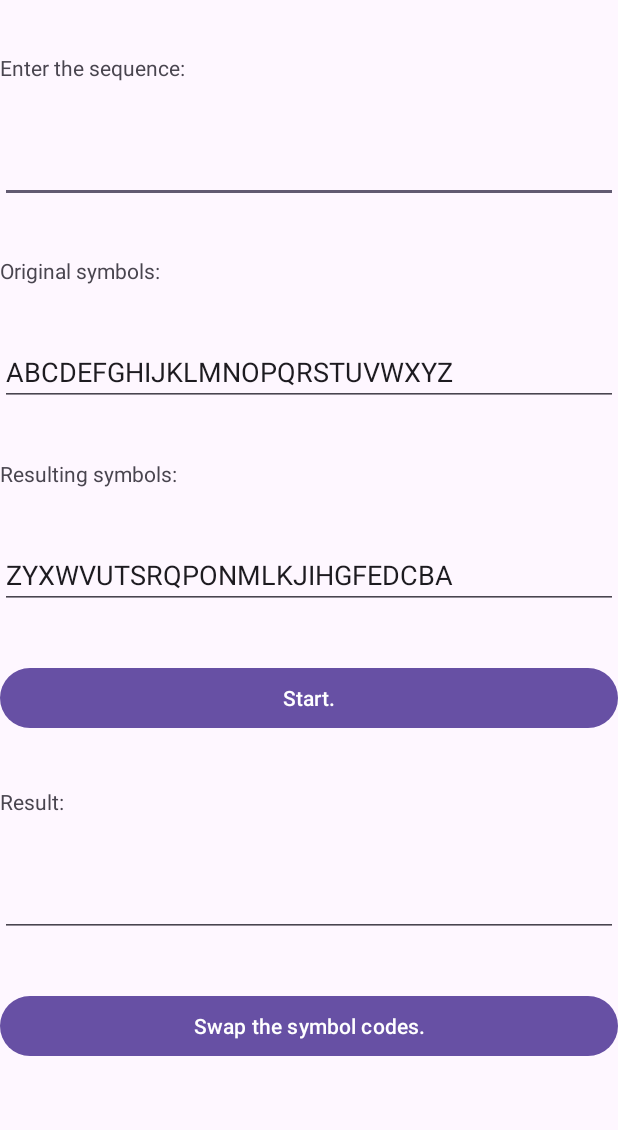
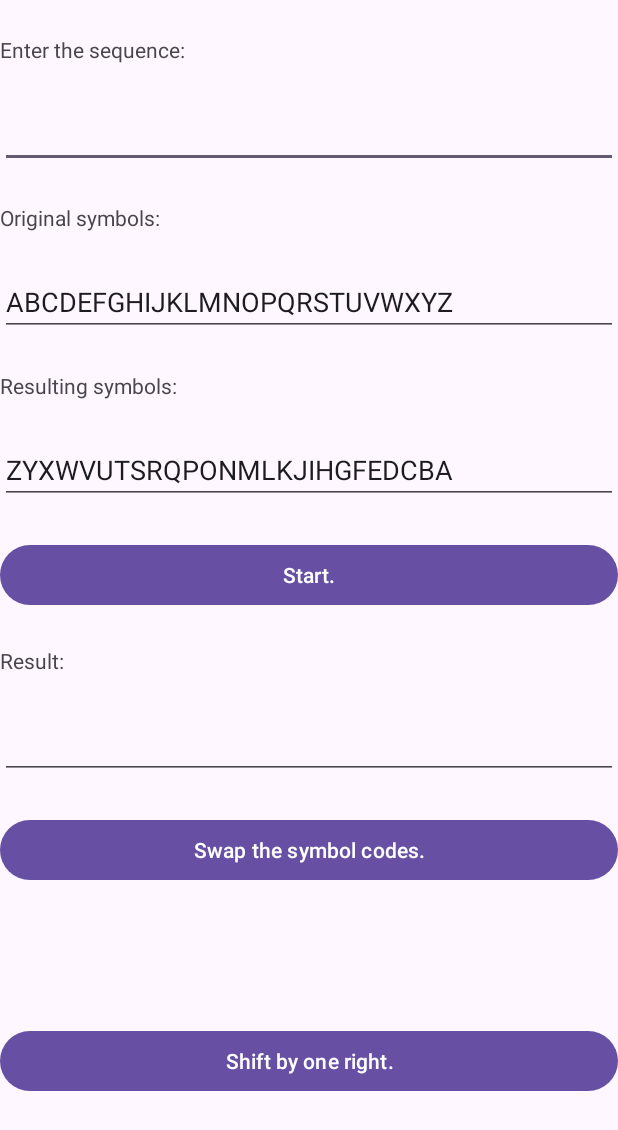
Before and after one commit to Revenge-of-Shadow/De-cipher, an Android app: the ReplacementActivity screen opened directly, with no data from a screen before it, after a tap on "Start.", on a phone screen of 412 x 824 dp. Shown: the top 1130 px of the screen. Run offline under Robolectric (Android 15) with nearby library versions, the phone set to English and light mode, and no system bars; our stand-ins replace navigation-ui.

Commit message:
Minor update. ASCII and Replacement were improved.

```diff
--- a/app/src/main/java/com/lonerltd/ReplacementActivity.java
+++ b/app/src/main/java/com/lonerltd/ReplacementActivity.java
@@ -23,25 +23,25 @@ import com.lonerltd.databinding.ActivitySimpleShiftBinding;
 
 public class ReplacementActivity extends AppCompatActivity {
 
-    Button btStart, btSwap;
+    Button btStart, btSwap, btShift;
     EditText etInput, etOutput, etOSymbols, etSymbols;
 
     View.OnClickListener oclBtStart  = view -> {
         String inputText = String.valueOf(etInput.getText()),
                 outputText = "",
                 osymbols = String.valueOf(etOSymbols.getText()),
-                symbols = String.valueOf(etSymbols.getText());
+                rsymbols = String.valueOf(etSymbols.getText());
 
 
-        if(inputText.equals("") || symbols.length() < 2 || osymbols.length() < 2)
+        if(inputText.equals("") || rsymbols.length() < 2 || osymbols.length() < 2)
             return;
 
         for(int ind = 0; ind < inputText.length(); ++ind){
-            int symb_ind = symbols.indexOf(inputText.charAt(ind));
+            int symb_ind = osymbols.indexOf(inputText.charAt(ind));
 
             if(symb_ind > -1) {
                 //  The corresponding symbol is found. Proceed with replacement.
-                outputText += osymbols.charAt(symb_ind);
+                outputText += rsymbols.charAt(symb_ind);
             }else {
                 //  Symbol is not found. Accept it as is.
                 outputText += inputText.charAt(ind);
@@ -57,6 +57,14 @@ public class ReplacementActivity extends AppCompatActivity {
         etSymbols.setText(osymbols);
     };
 
+    View.OnClickListener oclBtShift = view ->{
+        String rsymbols = String.valueOf(etSymbols.getText());
+        char last = rsymbols.charAt(rsymbols.length()-1);
+        rsymbols = last + rsymbols.substring(0, rsymbols.length()-1);
+
+        etSymbols.setText(rsymbols);
+    };
+
     @Override
     public void onCreate(@Nullable Bundle savedInstanceState) {
         super.onCreate(savedInstanceState);
@@ -64,6 +72,7 @@ public class ReplacementActivity extends AppCompatActivity {
 
         btStart = (Button) findViewById(R.id.btRStart);
         btSwap = (Button) findViewById(R.id.btRSwap);
+        btShift = (Button) findViewById(R.id.btRShift);
         etInput = (EditText) findViewById(R.id.etREnter);
         etOutput = (EditText) findViewById(R.id.etRResult);
         etOSymbols = (EditText) findViewById(R.id.etROSymbols);
@@ -71,6 +80,7 @@ public class ReplacementActivity extends AppCompatActivity {
 
         btStart.setOnClickListener(oclBtStart);
         btSwap.setOnClickListener(oclBtSwap);
+        btShift.setOnClickListener(oclBtShift);
 
     }
 }
--- a/app/src/main/res/layout/activity_replacement.xml
+++ b/app/src/main/res/layout/activity_replacement.xml
@@ -103,6 +103,15 @@
         app:layout_constraintStart_toStartOf="parent"
         app:layout_constraintEnd_toEndOf="parent"
         app:layout_constraintTop_toBottomOf="@+id/tvRResult"
+        app:layout_constraintBottom_toTopOf="@+id/btRShift"/>
+    <Button
+        android:id="@+id/btRShift"
+        android:layout_width="match_parent"
+        android:layout_height="wrap_content"
+        android:text="@string/shift_by_one_right"
+        app:layout_constraintStart_toStartOf="parent"
+        app:layout_constraintEnd_toEndOf="parent"
+        app:layout_constraintTop_toBottomOf="@+id/btRSwap"
         app:layout_constraintBottom_toBottomOf="parent"/>
 
 
--- a/app/src/main/res/values/strings.xml
+++ b/app/src/main/res/values/strings.xml
@@ -19,4 +19,5 @@
     <string name="resulting_symbols">Resulting symbols:</string>
     <string name="swap_the_symbol_codes">Swap the symbol codes.</string>
     <string name="symbol_replacement">Symbol replacement</string>
+    <string name="shift_by_one_right">Shift by one right.</string>
 </resources>
```
Also changed, not shown: app/src/main/java/com/lonerltd/FromASCIIActivity.java (+8 -2 lines).
